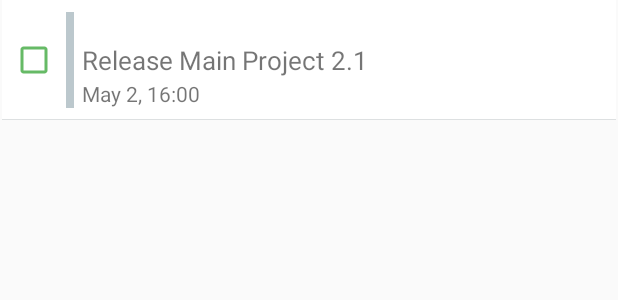
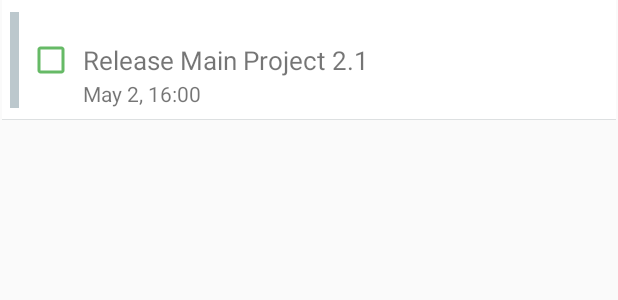
Before and after one commit to simbelmine/Eisen-Flow, an Android app: the layout task_list_card.xml on its own in the app's theme, with its tools: preview values and no code run, on a phone screen of 412 x 824 dp. Shown: the top 300 px of the screen. Run offline under Robolectric (Android 15) with nearby library versions, the phone set to English and light mode, and no system bars.

Commit message:
Main Activity : change position of check box button in list item

```diff
--- a/app/src/main/res/layout/task_list_card.xml
+++ b/app/src/main/res/layout/task_list_card.xml
@@ -37,20 +37,20 @@
             android:orientation="horizontal"
             android:visibility="visible"
             >
+            <ImageView
+                android:id="@+id/list_img"
+                android:layout_width="@dimen/card_priority_img_width"
+                android:layout_height="match_parent"
+                android:layout_marginLeft="5dp"
+                android:background="@color/fourthQuadrant"
+                android:layout_marginRight="@dimen/card_priority_img_margin"
+                />
             <CheckBox
                 android:id="@+id/task_check"
                 android:layout_width="wrap_content"
                 android:layout_height="match_parent"
                 android:paddingRight="5dp"
-                android:layout_marginLeft="5dp"
                 android:theme="@style/CustomCheckBox"
-                />
-            <ImageView
-                android:id="@+id/list_img"
-                android:layout_width="@dimen/card_priority_img_width"
-                android:layout_height="match_parent"
-                android:background="@color/fourthQuadrant"
-                android:layout_marginRight="@dimen/card_priority_img_margin"
                 />
             <FrameLayout
                 android:layout_width="wrap_content"
--- a/app/src/main/res/values/dimens.xml
+++ b/app/src/main/res/values/dimens.xml
@@ -25,7 +25,7 @@
     <dimen name="card_view_margin">1dp</dimen>
     <dimen name="card_height">80dp</dimen>
     <dimen name="card_padding">8dp</dimen>
-    <dimen name="card_priority_img_width">5dp</dimen>
+    <dimen name="card_priority_img_width">6dp</dimen>
     <dimen name="card_priority_img_margin">5dp</dimen>
     <dimen name="card_under_icon_size">25dp</dimen>
     <dimen name="card_under_icon_margin">25dp</dimen>
```
